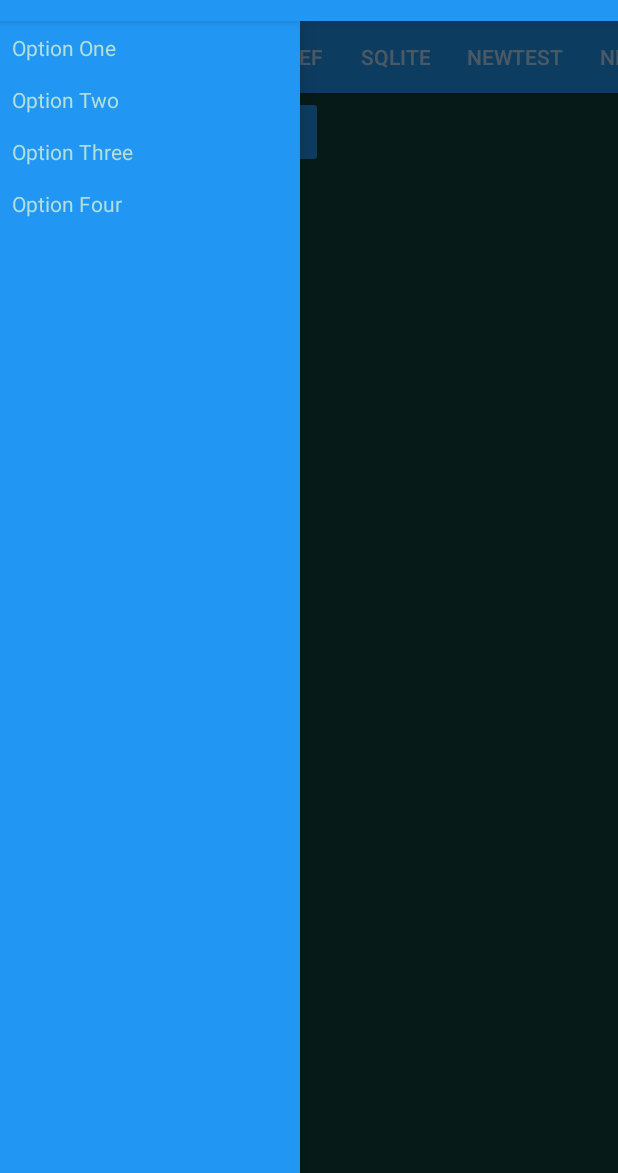
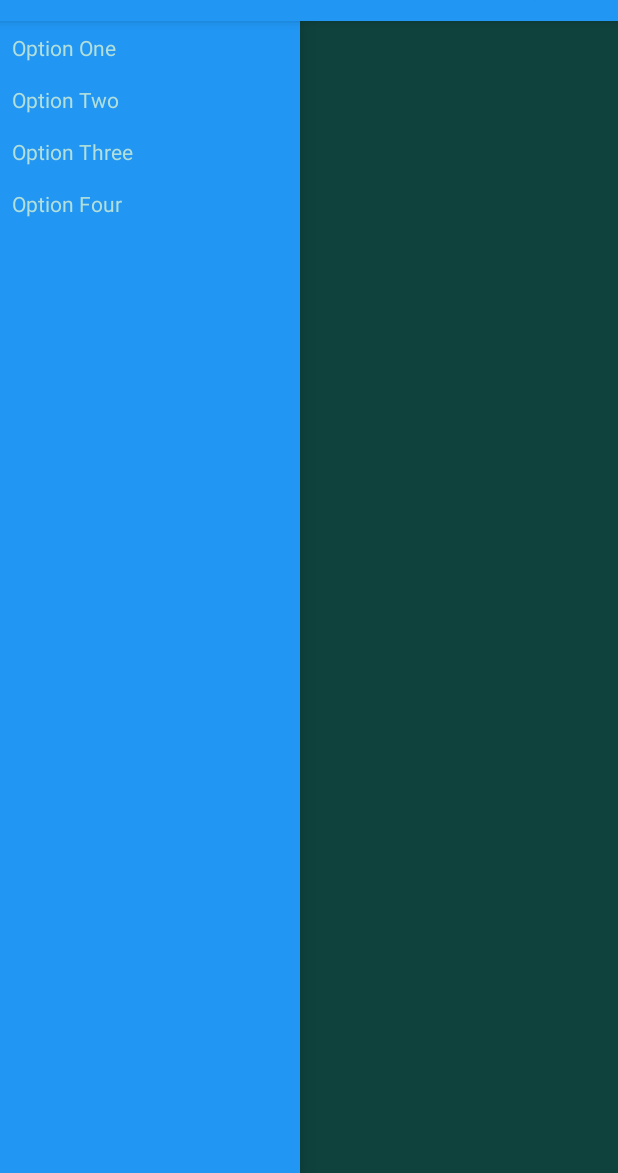
Before and after one commit to AdamSHurwitz/Hacking_Environment, an Android app: the screen it shows after launch (MainActivity), with the side drawer open, on a phone screen of 412 x 824 dp, the part 63-1236 px from its top. Run offline under Robolectric (Android 15) with nearby library versions, the phone set to English and light mode, and no system bars.

Commit message:
DrawerView

```diff
--- a/app/src/main/java/com/example/adamhurwitz/hackingenvironment/MainActivity.java
+++ b/app/src/main/java/com/example/adamhurwitz/hackingenvironment/MainActivity.java
@@ -1,7 +1,6 @@
 package com.example.adamhurwitz.hackingenvironment;
 
 import android.os.Bundle;
-import android.support.design.widget.TabLayout;
 import android.support.v4.view.ViewPager;
 import android.support.v4.widget.DrawerLayout;
 import android.support.v7.app.AppCompatActivity;
@@ -28,12 +27,12 @@ public class MainActivity extends AppCompatActivity {
 
         // NavTabs: This loads viewPager for multiple tab views
 
-        ViewPager viewPager = (ViewPager) findViewById(R.id.view_pager);
+       /* ViewPager viewPager = (ViewPager) findViewById(R.id.view_pager);
         if (viewPager != null) {
             setupViewPager(viewPager);
             TabLayout tabLayout = (TabLayout) findViewById(R.id.tabs);
             tabLayout.setupWithViewPager(viewPager);
-        }
+        }*/
         // ----------------------------------------------------------------------------------------
 
         // DrawerView
--- a/app/src/main/res/layout/view_pager.xml
+++ b/app/src/main/res/layout/view_pager.xml
@@ -25,7 +25,7 @@
     <!-- - - - - - - - - - - - - - - - - - - - - - - - - - - - - - - - - - - - - - - - - - - - - -->
 
     <!-- NavTabs Layout -->
-    <android.support.design.widget.CoordinatorLayout xmlns:android="http://schemas.android.com/apk/res/android"
+    <!--<android.support.design.widget.CoordinatorLayout xmlns:android="http://schemas.android.com/apk/res/android"
         xmlns:app="http://schemas.android.com/apk/res-auto"
         android:id="@+id/main_content"
         android:layout_width="match_parent"
@@ -50,7 +50,7 @@
             android:layout_width="match_parent"
             android:layout_height="match_parent" />
 
-    </android.support.design.widget.CoordinatorLayout>
+    </android.support.design.widget.CoordinatorLayout>-->
     <!-- - - - - - - - - - - - - - - - - - - - - - - - - - - - - - - - - - - - - - - - - - - - - -->
 
   <!--   DrawerLayout: Closing Tag
```
